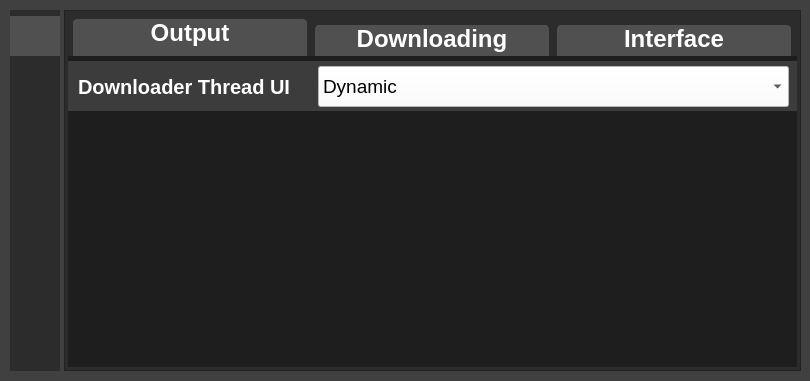
The window that Spotify Downloader/SpotifyDownloader.ui (WilliamSchack/Spotify-Downloader) describes before a commit, drawn with Qt 5.
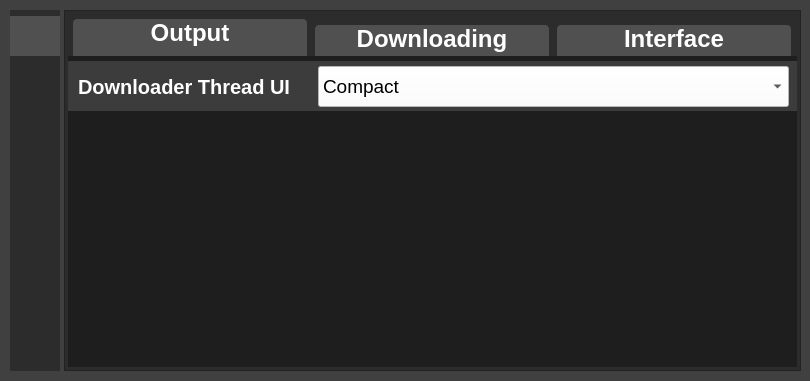
The same window after the commit. The open tabs and pages were chosen to show the change. Icons and pictures are not drawn. Custom widgets are drawn as their Qt base class.

Patch:
```diff
--- a/Spotify Downloader/SpotifyDownloader.ui
+++ b/Spotify Downloader/SpotifyDownloader.ui
@@ -1182,11 +1182,6 @@
        <property name="styleSheet">
         <string notr="true">background-color: rgb(255, 255, 255);</string>
        </property>
-       <item>
-        <property name="text">
-         <string>Dynamic</string>
-        </property>
-       </item>
        <item>
         <property name="text">
          <string>Compact</string>
```
Left out of the diff: 7 changed lines with no effect on the pictures.
